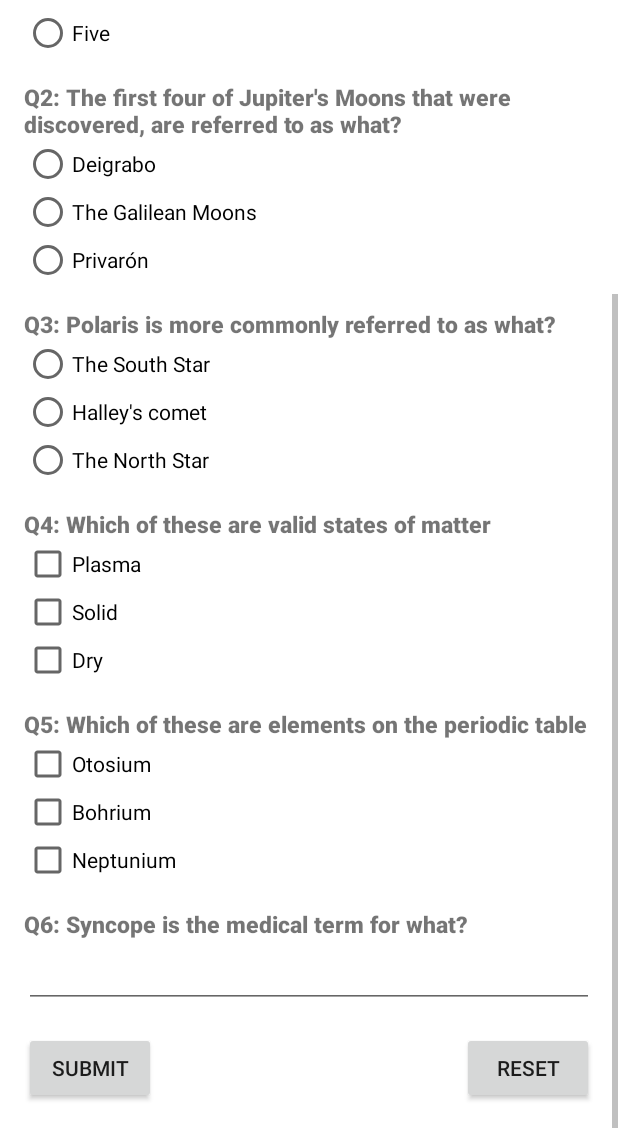
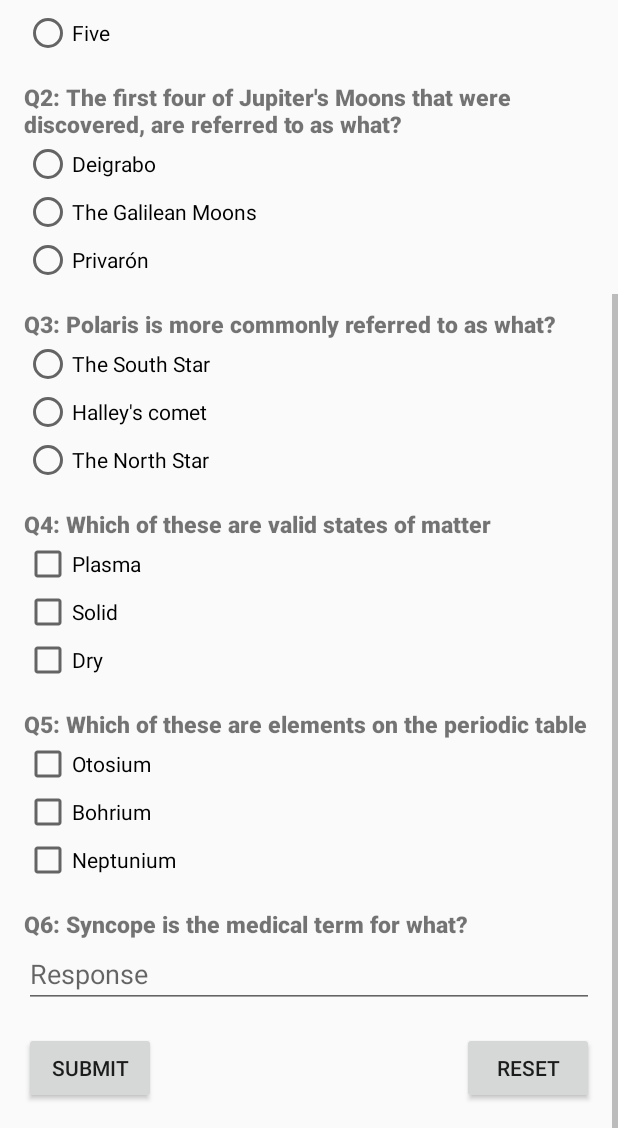
Before and after one commit to boipelomawasha/alcquizapp, an Android app: the screen it shows after launch (MainActivity), scrolled down 293 dp, on a phone screen of 412 x 824 dp, the part 108-1236 px from its top. Run offline under Robolectric (Android 15) with nearby library versions, the phone set to English and light mode, and no system bars.

Commit message:
cleaned project and added fixes

```diff
--- a/app/build.gradle
+++ b/app/build.gradle
@@ -4,7 +4,7 @@ android {
     compileSdkVersion 26
     defaultConfig {
         applicationId "com.example.android.quizapp"
-        minSdkVersion 15
+        minSdkVersion 16
         targetSdkVersion 26
         versionCode 1
         versionName "1.0"
--- a/app/src/main/AndroidManifest.xml
+++ b/app/src/main/AndroidManifest.xml
@@ -1,15 +1,17 @@
 <?xml version="1.0" encoding="utf-8"?>
 <manifest xmlns:android="http://schemas.android.com/apk/res/android"
+    xmlns:tools="http://schemas.android.com/tools"
     package="com.example.android.quizapp">
 
     <application
-        android:allowBackup="true"
+        android:allowBackup="false"
+        tools:ignore="GoogleAppIndexingApiWarning"
         android:icon="@mipmap/ic_launcher"
         android:label="@string/app_name"
         android:roundIcon="@mipmap/ic_launcher"
         android:supportsRtl="true"
         android:theme="@style/AppTheme">
-        <activity android:name=".MainActivity">
+        <activity android:name=".MainActivity" android:configChanges="orientation|screenSize" >
             <intent-filter>
                 <action android:name="android.intent.action.MAIN" />
 
--- a/app/src/main/java/com/example/android/quizapp/MainActivity.java
+++ b/app/src/main/java/com/example/android/quizapp/MainActivity.java
@@ -9,11 +9,50 @@ import android.widget.RadioButton;
 import android.widget.RadioGroup;
 import android.widget.TextView;
 import android.widget.Toast;
+
 import java.util.ArrayList;
 import java.util.Arrays;
 import java.util.List;
+import java.util.Locale;
 
 public class MainActivity extends AppCompatActivity {
+
+    //Variables for the correct answers
+    private String answerQ1;
+    private String answerQ2;
+    private String answerQ3;
+    private List<String> answersQ4 = new ArrayList<String>();
+    private List<String> answersQ5 = new ArrayList<String>();
+    private String answerQ6;
+
+    //Variables for user answers
+    private String userAnswerQ1 = "";
+    private String userAnswerQ2 = "";
+    private String userAnswerQ3 = "";
+    private List<String> userAnswersQ4 = new ArrayList<String>();
+    private List<String> userAnswersQ5 = new ArrayList<String>();
+    private String userAnswerQ6 = "";
+
+    //Variables for tracking responses
+    private int correctResponse = 0;
+    private int incorrectResponse = 0;
+    private final static int NUMBER_OF_QUESTIONS = 6;
+    private boolean allQuestionsAnswered = false;
+    private String finalMessage = "";
+
+
+    //Objects used in more than one method
+    private RadioGroup rgQuestion1;
+    private RadioGroup rgQuestion2;
+    private RadioGroup rgQuestion3;
+    private CheckBox chkQuestion4_1;
+    private CheckBox chkQuestion4_2;
+    private CheckBox chkQuestion4_3;
+    private CheckBox chkQuestion5_1;
+    private CheckBox chkQuestion5_2;
+    private CheckBox chkQuestion5_3;
+    private TextView txtQuestion6;
+    private Button submit;
 
     @Override
     protected void onCreate(Bundle savedInstanceState) {
@@ -33,55 +72,19 @@ public class MainActivity extends AppCompatActivity {
         submit = (Button) findViewById(R.id.submit);
 
     }
-    //Variables for the correct answers
-    private String answerQ1;
-    private String answerQ2;
-    private String answerQ3;
-    private List<String> answersQ4 = new ArrayList<String>();
-    private List<String> answersQ5 = new ArrayList<String>();
-    private String answerQ6;
 
-    //Variables for user answers
-    private String userAnswerQ1 = "";
-    private String userAnswerQ2 = "";
-    private String userAnswerQ3 = "";
-    private List<String> userAnswersQ4 = new ArrayList<String>();
-    private List<String> userAnswersQ5 = new ArrayList<String>();
-    private String userAnswerQ6 = "";
-
-    //Variables for tracking responses
-    private int correctResponse = 0;
-    private int incorrectResponse = 0;
-    final int numberOfQuestions = 6;
-    private boolean allQuestionsAnswered = false;
-    private String finalMessage = "";
-
-
-    //Objects used in more than one method
-    private RadioGroup rgQuestion1;
-    private RadioGroup rgQuestion2;
-    private RadioGroup rgQuestion3;
-    private CheckBox chkQuestion4_1;
-    private CheckBox chkQuestion4_2;
-    private CheckBox chkQuestion4_3;
-    private CheckBox chkQuestion5_1;
-    private CheckBox chkQuestion5_2;
-    private CheckBox chkQuestion5_3;
-    private TextView txtQuestion6;
-    private Button submit;
 
     /**
      * Public methods
      */
 
-    public void submit(View v){
+    public void submit(View v) {
 
         try {
             grade();
             allQuestionsAnswered = true;
-        }
-        catch (Exception e){
-            Toast.makeText(MainActivity.this, "Please answer all the questions", Toast.LENGTH_SHORT).show();
+        } catch (Exception e) {
+            Toast.makeText(MainActivity.this, R.string.answer_all_questions, Toast.LENGTH_SHORT).show();
         }
 
         if (allQuestionsAnswered) {
@@ -92,7 +95,7 @@ public class MainActivity extends AppCompatActivity {
     }
 
     //Resets the quiz
-    public void reset(View v){
+    public void reset(View v) {
 
         submit.setEnabled(true);
         rgQuestion1.clearCheck();
@@ -107,7 +110,9 @@ public class MainActivity extends AppCompatActivity {
         txtQuestion6.setText("");
         correctResponse = 0;
         incorrectResponse = 0;
-
+        allQuestionsAnswered = false;
+        userAnswersQ4.clear();
+        userAnswersQ5.clear();
     }
 
     /**
@@ -115,50 +120,50 @@ public class MainActivity extends AppCompatActivity {
      */
 
     //Compare user answers to actual answers
-    private void compare(){
+    private void compare() {
 
         getUserResponses();
         setAnswers();
 
         //Check answer for question 1
-        if (userAnswerQ1.equals(answerQ1) )
+        if (userAnswerQ1.equals(answerQ1))
             correctResponse += 1;
         else
-            incorrectResponse +=1;
+            incorrectResponse += 1;
 
         //Check answer for question 2
-        if (userAnswerQ2.equals(answerQ2) )
+        if (userAnswerQ2.equals(answerQ2))
             correctResponse += 1;
         else
-            incorrectResponse +=1;
+            incorrectResponse += 1;
 
         //Check answer for question 3
-        if (userAnswerQ3.equals(answerQ3) )
+        if (userAnswerQ3.equals(answerQ3))
             correctResponse += 1;
         else
-            incorrectResponse +=1;
+            incorrectResponse += 1;
 
         //Check answer for question 4
         if (userAnswersQ4.equals(answersQ4))
             correctResponse += 1;
         else
-            incorrectResponse +=1;
+            incorrectResponse += 1;
 
         //Check answer for question 5
         if (userAnswersQ5.equals(answersQ5))
             correctResponse += 1;
         else
-            incorrectResponse +=1;
+            incorrectResponse += 1;
 
         //Check answer for question 6
-        if (userAnswerQ6.equals(answerQ6))
+        if (userAnswerQ6.equalsIgnoreCase(answerQ6))
             correctResponse += 1;
         else
-            incorrectResponse +=1;
+            incorrectResponse += 1;
 
     }
 
-    private void getUserResponses(){
+    private void getUserResponses() {
 
         //create variables
         int radioButtonID = 0;
@@ -199,11 +204,11 @@ public class MainActivity extends AppCompatActivity {
             userAnswersQ5.add(chkQuestion5_3.getText().toString());
 
         //Get answer for question 6
-            userAnswerQ6 = txtQuestion6.getText().toString().toLowerCase();
+        userAnswerQ6 = txtQuestion6.getText().toString();
 
     }
 
-    private void setAnswers(){
+    private void setAnswers() {
 
         answerQ1 = "Seven";
         answerQ2 = "The Galilean Moons";
@@ -215,15 +220,15 @@ public class MainActivity extends AppCompatActivity {
         answerQ6 = "fainting";
     }
 
-    private void grade(){
+    private void grade() {
 
         //Call the compare method
         compare();
 
         if (incorrectResponse > 0)
-            finalMessage = "Sorry! You got " + correctResponse +"/" + numberOfQuestions + " questions correct";
+            finalMessage = getString(R.string.final_message_wrong, correctResponse, NUMBER_OF_QUESTIONS);
         else
-            finalMessage = "Yataa!! You got " + correctResponse +"/" + numberOfQuestions + " questions correct";
+            finalMessage = getString(R.string.final_message_right, correctResponse, NUMBER_OF_QUESTIONS);
 
     }
 
--- a/app/src/main/res/layout/activity_main.xml
+++ b/app/src/main/res/layout/activity_main.xml
@@ -2,29 +2,21 @@
     xmlns:tools="http://schemas.android.com/tools"
     android:layout_width="match_parent"
     android:layout_height="match_parent"
-    android:background="@android:color/white"
-    tools:context=".MainActivity">
+    tools:context=".MainActivity"
+    tools:targetApi="16"
+    >
 
     <LinearLayout
         android:layout_width="match_parent"
         android:layout_height="wrap_content"
         android:orientation="vertical"
-        android:paddingBottom="@dimen/layout_padding"
-        android:paddingLeft="@dimen/layout_padding"
-        android:paddingRight="@dimen/layout_padding"
-        android:paddingTop="@dimen/layout_padding">
+        android:padding="@dimen/layout_padding">
 
         <ImageView
             android:layout_width="wrap_content"
             android:layout_height="wrap_content"
             android:contentDescription="@string/content_description"
             android:src="@drawable/science_banner" />
-
-
-        <LinearLayout
-            android:layout_width="match_parent"
-            android:layout_height="match_parent"
-            android:orientation="vertical">
 
         <TextView
             android:id="@+id/question_1"
@@ -36,7 +28,8 @@
         <RadioGroup
             android:id="@+id/question_1_group"
             android:layout_width="wrap_content"
-                android:layout_height="wrap_content">
+            android:layout_height="wrap_content"
+            android:layout_marginBottom="@dimen/layout_margin">
 
             <RadioButton
                 android:layout_width="wrap_content"
@@ -54,15 +47,6 @@
                 android:text="@string/question_1_3" />
         </RadioGroup>
 
-        </LinearLayout>
-
-        <LinearLayout
-            android:layout_width="match_parent"
-            android:layout_height="match_parent"
-            android:orientation="vertical"
-            android:layout_marginTop="@dimen/layout_margin"
-            android:layout_marginBottom="@dimen/layout_margin">
-
         <TextView
             android:id="@+id/question_2"
             style="@style/QuestionsStyle"
@@ -73,7 +57,8 @@
         <RadioGroup
             android:id="@+id/question_2_group"
             android:layout_width="wrap_content"
-                android:layout_height="wrap_content">
+            android:layout_height="wrap_content"
+            android:layout_marginBottom="@dimen/layout_margin">
 
             <RadioButton
                 android:layout_width="wrap_content"
@@ -91,14 +76,6 @@
                 android:text="@string/question_2_3" />
         </RadioGroup>
 
-        </LinearLayout>
-
-        <LinearLayout
-            android:layout_width="match_parent"
-            android:layout_height="match_parent"
-            android:orientation="vertical"
-            android:layout_marginBottom="@dimen/layout_margin">
-
         <TextView
             android:id="@+id/question_3"
             style="@style/QuestionsStyle"
@@ -109,7 +86,8 @@
         <RadioGroup
             android:id="@+id/question_3_group"
             android:layout_width="wrap_content"
-                android:layout_height="wrap_content">
+            android:layout_height="wrap_content"
+            android:layout_marginBottom="@dimen/layout_margin">
 
             <RadioButton
                 android:layout_width="wrap_content"
@@ -126,14 +104,6 @@
                 android:layout_height="wrap_content"
                 android:text="@string/question_3_3" />
         </RadioGroup>
-
-        </LinearLayout>
-
-        <LinearLayout
-            android:layout_width="match_parent"
-            android:layout_height="match_parent"
-            android:orientation="vertical"
-            android:layout_marginBottom="@dimen/layout_margin">
 
         <TextView
             android:id="@+id/question_4"
@@ -160,19 +130,12 @@
             android:layout_height="wrap_content"
             android:text="@string/question_4_3" />
 
-        </LinearLayout>
-
-        <LinearLayout
-            android:layout_width="match_parent"
-            android:layout_height="match_parent"
-            android:orientation="vertical"
-            android:layout_marginBottom="@dimen/layout_margin">
-
         <TextView
             android:id="@+id/question_5"
             style="@style/QuestionsStyle"
             android:layout_width="wrap_content"
             android:layout_height="wrap_content"
+            android:layout_marginTop="@dimen/layout_margin"
             android:text="@string/question_5" />
 
         <CheckBox
@@ -193,27 +156,20 @@
             android:layout_height="wrap_content"
             android:text="@string/question_5_3" />
 
-        </LinearLayout>
-
-        <LinearLayout
-            android:layout_width="match_parent"
-            android:layout_height="match_parent"
-            android:orientation="vertical">
-
         <TextView
             android:id="@+id/question_6"
             style="@style/QuestionsStyle"
             android:layout_width="wrap_content"
             android:layout_height="wrap_content"
+            android:layout_marginTop="@dimen/layout_margin"
             android:text="@string/question_6" />
 
         <EditText
+            android:hint="@string/question_6_hint"
             android:id="@+id/question_6_1"
             android:layout_width="match_parent"
             android:layout_height="wrap_content"
             android:inputType="text" />
-
-        </LinearLayout>
 
         <RelativeLayout
             android:layout_width="wrap_content"
--- a/app/src/main/res/values/colors.xml
+++ b/app/src/main/res/values/colors.xml
@@ -1,6 +1,6 @@
 <?xml version="1.0" encoding="utf-8"?>
 <resources>
-    <color name="colorPrimary">#3F51B5</color>
-    <color name="colorPrimaryDark">#303F9F</color>
-    <color name="colorAccent">#FF4081</color>
+    <color name="colorPrimary">#009688</color>
+    <color name="colorPrimaryDark">#00796B</color>
+    <color name="colorAccent">#536DFE</color>
 </resources>
--- a/app/src/main/res/values/dimensions.xml
+++ b/app/src/main/res/values/dimensions.xml
@@ -1,7 +1,5 @@
 <?xml version="1.0" encoding="utf-8"?>
 <resources>
-    <!-- Dimensions using 0dp. -->
-    <dimen name="zero_dp">0dp</dimen>
 
     <!-- Dimensions for margins. -->
     <dimen name="layout_margin">16dp</dimen>
@@ -9,4 +7,6 @@
     <!-- Dimensions for padding. -->
     <dimen name="layout_padding">16dp</dimen>
 
+
+
 </resources>
--- a/app/src/main/res/values/strings.xml
+++ b/app/src/main/res/values/strings.xml
@@ -33,6 +33,7 @@
 
     <!-- Question 6 -->
     <string name="question_6">Q6: Syncope is the medical term for what?</string>
+    <string name="question_6_hint">Response</string>
 
     <!-- Buttons -->
     <string name="submit">Submit</string>
@@ -40,4 +41,9 @@
 
     <string name="content_description">banner</string>
 
+    <!-- Additional strings -->
+    <string name="answer_all_questions">Please answer all the questions</string>
+    <string name="final_message_wrong">Sorry! You got " %1$d "/" %2$d " questions correct</string>
+    <string name="final_message_right">Yataa!! You got " %1$d "/" %2$d  " questions correct</string>
+
 </resources>
--- a/app/src/main/res/values/styles.xml
+++ b/app/src/main/res/values/styles.xml
@@ -3,11 +3,11 @@
     <!-- Base application theme. -->
     <style name="AppTheme" parent="Theme.AppCompat.Light.DarkActionBar">
         <!-- App branding color for the app bar -->
-        <item name="colorPrimary">#009688</item>
+        <item name="colorPrimary">@color/colorPrimary</item>
         <!-- Darker variant for the status bar and contextual app bars -->
-        <item name="colorPrimaryDark">#00796B</item>
+        <item name="colorPrimaryDark">@color/colorPrimaryDark</item>
         <!-- Theme UI controls like checkboxes and text fields -->
-        <item name="colorAccent">#536DFE</item>
+        <item name="colorAccent">@color/colorAccent</item>
     </style>
 
     <!-- Style for questions text in the quiz -->
```
Also changed, not shown: app/src/main/res/drawable/banner.png (deleted), app/src/main/res/drawable/banner2.png (deleted), build.gradle (line endings or trailing spaces), 11 other files. Lines whose indentation alone changed are shown as unchanged.
